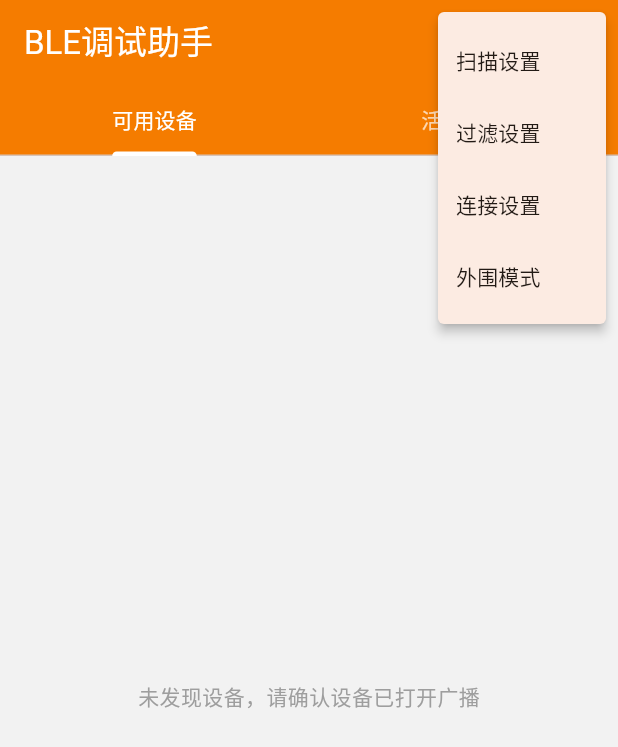
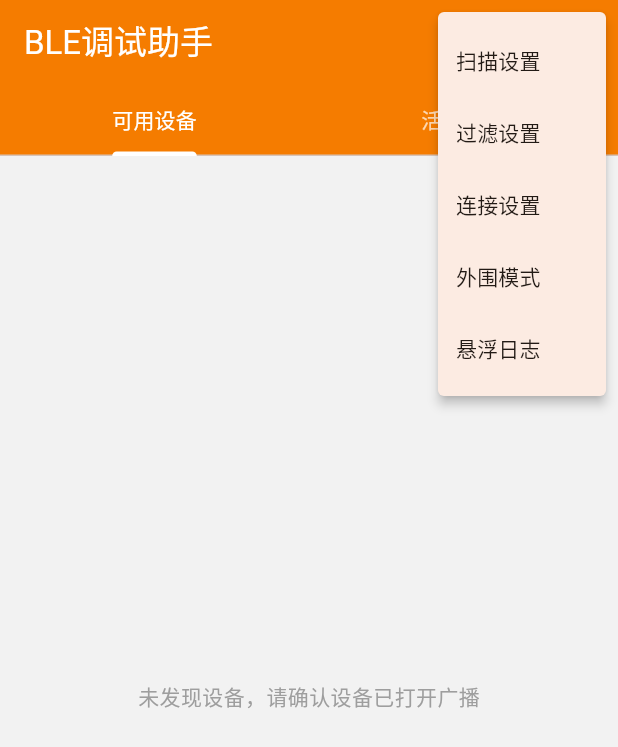
Before and after one commit to LiangHaiKuan/flutter-hello-demo, a Flutter app: the screen it shows after launch, after a tap on the "more vert" icon, on a phone screen of 412 x 824 dp. Shown: the top 747 px of the screen. Run offline on Flutter 3.47's test engine with Material 3 defaults, Android fonts, the phone set to English and light mode, and no system bars; our stand-ins replace file_picker, flutter_blue_plus, permission_handler, share_plus, shared_preferences; missing offline and left inert: ble_peripheral, gbk_codec.

Commit message:
fix analyze: add missing log_floating imports, notifyBump declaration, scan menu item, d.delta
v1.4 push via GitHub API (git push silently fails on this machine)

```diff
--- a/lib/pages/device_page.dart
+++ b/lib/pages/device_page.dart
@@ -11,6 +11,7 @@ import 'package:share_plus/share_plus.dart';
 import '../core/ble_util.dart';
 import '../models/models.dart';
 import '../services/ble_engine.dart';
+import '../widgets/log_floating.dart';
 import 'fast_cmd_page.dart';
 import 'knowledge_page.dart';
 
--- a/lib/pages/peripheral_page.dart
+++ b/lib/pages/peripheral_page.dart
@@ -13,6 +13,7 @@ import 'package:share_plus/share_plus.dart';
 import '../core/ble_util.dart';
 import '../models/models.dart';
 import '../services/ble_engine.dart';
+import '../widgets/log_floating.dart';
 
 /// 外围模式：手机当 BLE 从机（广播 + GATT 服务器）
 ///
--- a/lib/pages/scan_page.dart
+++ b/lib/pages/scan_page.dart
@@ -88,12 +88,14 @@ class _ScanPageState extends State<ScanPage> {
                 if (v == 'filter') _showFilterSettings();
                 if (v == 'conn') _showConnectSettings();
                 if (v == 'peripheral') _openPeripheralMode();
+                if (v == 'log') FloatingLog.instance.toggle(context);
               },
               itemBuilder: (_) => const [
                 PopupMenuItem(value: 'scan', child: Text('扫描设置')),
                 PopupMenuItem(value: 'filter', child: Text('过滤设置')),
                 PopupMenuItem(value: 'conn', child: Text('连接设置')),
                 PopupMenuItem(value: 'peripheral', child: Text('外围模式')),
+                PopupMenuItem(value: 'log', child: Text('悬浮日志')),
               ],
             ),
           ],
--- a/lib/services/ble_engine.dart
+++ b/lib/services/ble_engine.dart
@@ -31,6 +31,9 @@ class DeviceSession {
 
   /// 通知开启状态记录 charUuidStr -> bool
   final Map<String, bool> notifyState = {};
+
+  /// 通知状态变化计数（铃铛图标即时点亮/熄灭用）
+  final ValueNotifier<int> notifyBump = ValueNotifier(0);
 
   /// 发送历史（最新在前）
   final ValueNotifier<List<String>> writeHistory = ValueNotifier([]);
--- a/lib/widgets/log_floating.dart
+++ b/lib/widgets/log_floating.dart
@@ -85,7 +85,7 @@ class _FloatingLogWindowState extends State<_FloatingLogWindow> {
               GestureDetector(
                 onPanUpdate: _max
                     ? null
-                    : (d) => setState(() => _pos += d),
+                    : (d) => setState(() => _pos += d.delta),
                 child: Container(
                   height: _barH,
                   decoration: const BoxDecoration(
```
